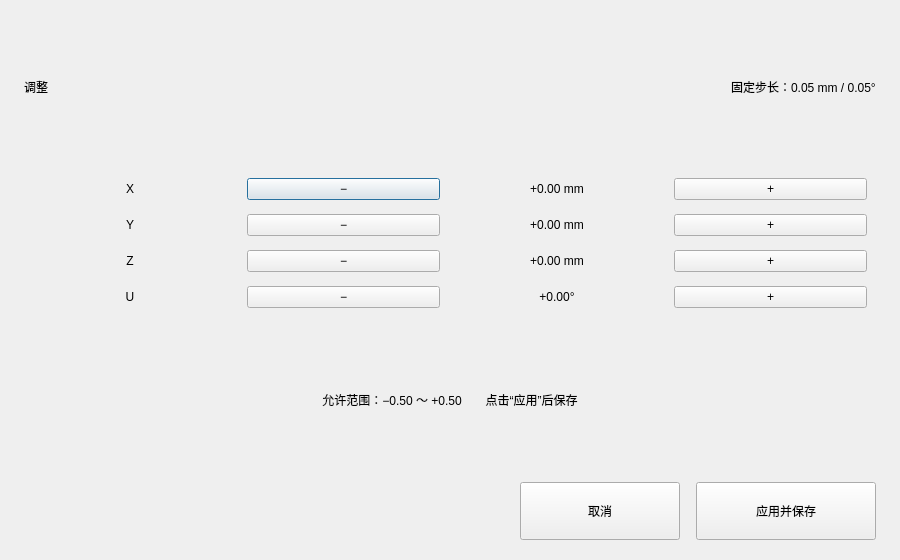
yhe21/tf-inner-gui, file tf_gui/ui/adjustment_dialog.ui: the form before one commit.
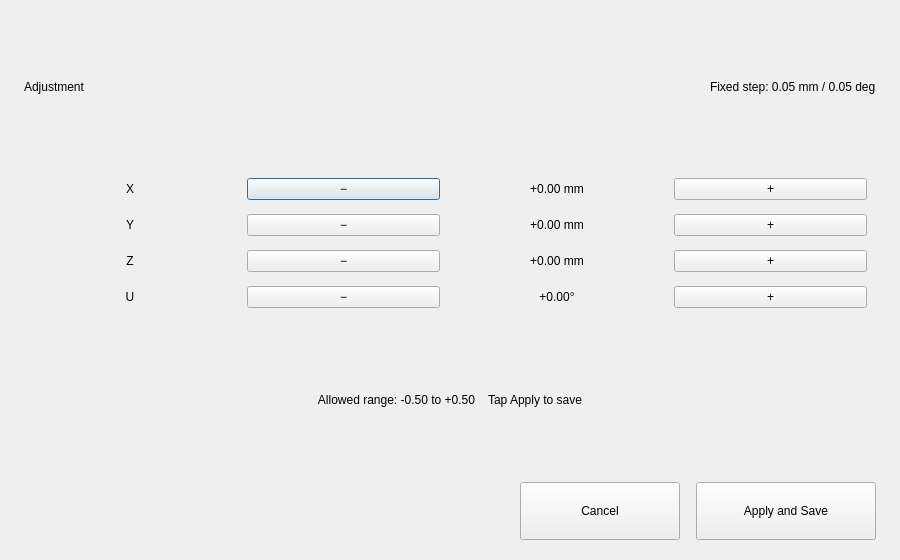
The form after the commit.

Commit message: Release v0.2.0 with English UI and transient captures

The edit to the form file:
```diff
--- a/tf_gui/ui/adjustment_dialog.ui
+++ b/tf_gui/ui/adjustment_dialog.ui
@@ -40,7 +40,7 @@
      <item>
       <widget class="QLabel" name="lblDialogTitle">
        <property name="text">
-        <string>调整</string>
+        <string>Adjustment</string>
        </property>
       </widget>
      </item>
@@ -60,7 +60,7 @@
      <item>
       <widget class="QLabel" name="lblStep">
        <property name="text">
-        <string>固定步长：0.05 mm / 0.05°</string>
+        <string>Fixed step: 0.05 mm / 0.05 deg</string>
        </property>
       </widget>
      </item>
@@ -99,15 +99,15 @@
    </item>
    <item>
     <widget class="QLabel" name="lblRangeInfo">
-     <property name="text"><string>允许范围：−0.50 ～ +0.50　　点击“应用”后保存</string></property>
+     <property name="text"><string>Allowed range: -0.50 to +0.50    Tap Apply to save</string></property>
      <property name="alignment"><set>Qt::AlignCenter</set></property>
     </widget>
    </item>
    <item>
     <layout class="QHBoxLayout" name="actionLayout">
      <item><spacer name="actionSpacer"><property name="orientation"><enum>Qt::Horizontal</enum></property><property name="sizeHint" stdset="0"><size><width>40</width><height>20</height></size></property></spacer></item>
-     <item><widget class="QPushButton" name="btnCancel"><property name="minimumSize"><size><width>160</width><height>58</height></size></property><property name="text"><string>取消</string></property></widget></item>
-     <item><widget class="QPushButton" name="btnApply"><property name="minimumSize"><size><width>180</width><height>58</height></size></property><property name="text"><string>应用并保存</string></property></widget></item>
+     <item><widget class="QPushButton" name="btnCancel"><property name="minimumSize"><size><width>160</width><height>58</height></size></property><property name="text"><string>Cancel</string></property></widget></item>
+     <item><widget class="QPushButton" name="btnApply"><property name="minimumSize"><size><width>180</width><height>58</height></size></property><property name="text"><string>Apply and Save</string></property></widget></item>
     </layout>
    </item>
   </layout>
```
Left out of the diff: 2 changed lines with no effect on the pictures. The commit also changes 7 other files.
